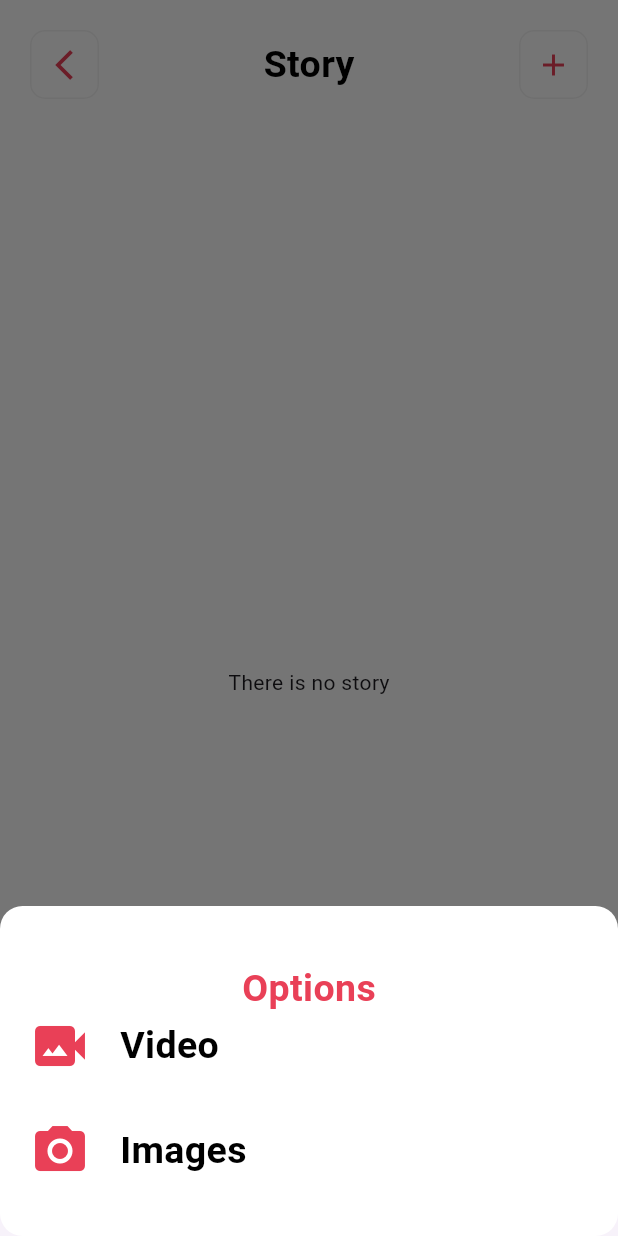
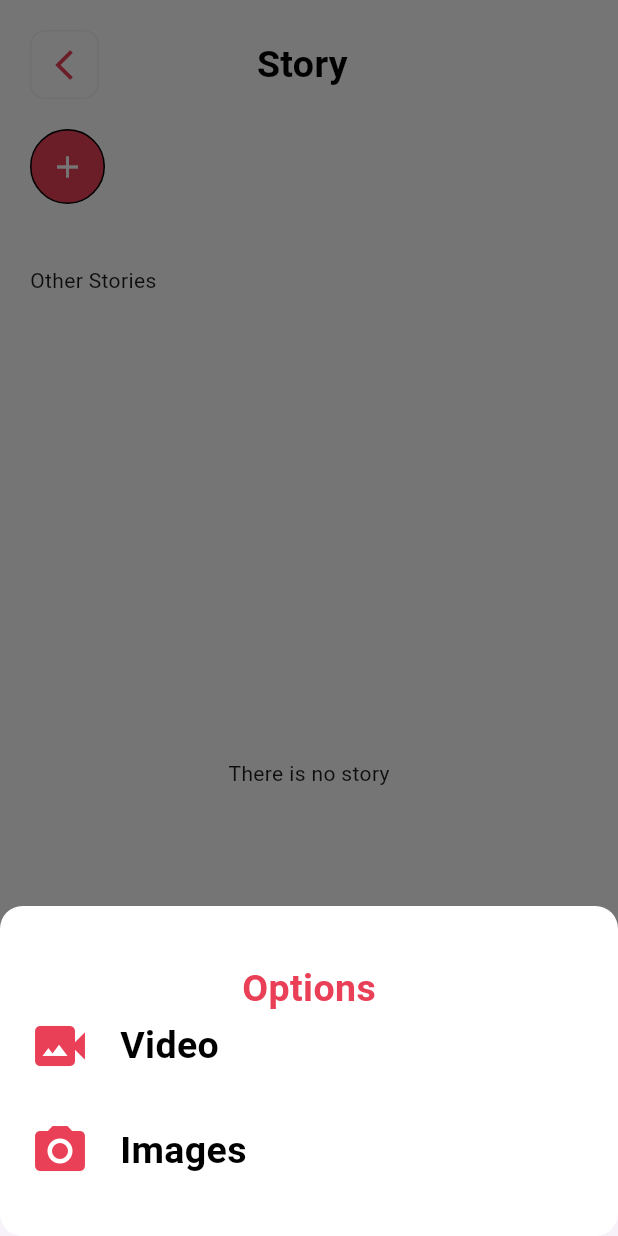
Before and after one commit to shehroz2260/bloc_app, a Flutter app: the StoryView screen opened directly, after a tap on the "add" icon, on a phone screen of 412 x 824 dp. Run offline on Flutter 3.47's test engine with Material 3 defaults, Android fonts, the phone set to English and light mode, and no system bars; our stand-ins replace adaptive_dialog, bloc, cached_network_image, chewie, cloud_firestore, country_code_picker and 19 more; missing offline and left inert: audio_waveforms, date_picker_plus, syncfusion_flutter_core, video_thumbnail; accounts and stored records are empty.

Commit message:
working on story

```diff
--- a/lib/model/story_model.dart
+++ b/lib/model/story_model.dart
@@ -8,10 +8,12 @@ class StoryModel {
   final int type;
   final String url;
   final String thumbnail;
+  final String userImage;
   final DateTime createdAt;
   StoryModel({
     required this.id,
     required this.userId,
+    required this.userImage,
     required this.thumbnail,
     required this.userName,
     required this.name,
@@ -25,6 +27,7 @@ class StoryModel {
     String? id,
     String? userId,
     String? userName,
+    String? userImage,
     String? name,
     String? thumbnail,
     int? type,
@@ -33,6 +36,7 @@ class StoryModel {
   }) {
     return StoryModel(
       id: id ?? this.id,
+      userImage: userImage ?? this.userImage,
       thumbnail: thumbnail ?? this.thumbnail,
       userId: userId ?? this.userId,
       userName: userName ?? this.userName,
@@ -46,6 +50,7 @@ class StoryModel {
   Map<String, dynamic> toMap() {
     return <String, dynamic>{
       'id': id,
+      'userImage': userImage,
       'thumbnail': thumbnail,
       'userId': userId,
       'userName': userName,
@@ -59,6 +64,7 @@ class StoryModel {
   factory StoryModel.fromMap(Map<String, dynamic> map) {
     return StoryModel(
       id: map['id'] as String,
+      userImage: map['userImage'] ?? "",
       thumbnail: map['thumbnail'] ?? "",
       userId: map['userId'] as String,
       userName: map['userName'] as String,
@@ -71,6 +77,6 @@ class StoryModel {
 
   @override
   String toString() {
-    return 'StoryModel(thumbnail: $thumbnail, id: $id, userId: $userId, userName: $userName, name: $name, type: $type, url: $url, createdAt: $createdAt)';
+    return 'StoryModel(userImage: $userImage, thumbnail: $thumbnail, id: $id, userId: $userId, userName: $userName, name: $name, type: $type, url: $url, createdAt: $createdAt)';
   }
 }
--- a/lib/view/main_view/profile_tab/story_view.dart
+++ b/lib/view/main_view/profile_tab/story_view.dart
@@ -1,14 +1,17 @@
 import 'package:chat_with_bloc/src/app_colors.dart';
 import 'package:chat_with_bloc/src/go_file.dart';
 import 'package:chat_with_bloc/src/width_hieght.dart';
+import 'package:chat_with_bloc/utils/media_type.dart';
 import 'package:chat_with_bloc/view_model/bloc/story_bloc.dart';
 import 'package:chat_with_bloc/view_model/bloc/story_event.dart';
 import 'package:chat_with_bloc/view_model/bloc/story_state.dart';
 import 'package:chat_with_bloc/view_model/user_base_bloc/user_base_bloc.dart';
+import 'package:chat_with_bloc/widgets/app_cache_image.dart';
 import 'package:flutter/material.dart';
 import 'package:flutter_bloc/flutter_bloc.dart';
 import '../../../src/app_text_style.dart';
 import '../../../widgets/custom_button.dart';
+import '../../../widgets/story_player.dart';
 
 class StoryView extends StatefulWidget {
   const StoryView({super.key});
@@ -37,6 +40,8 @@ class _StoryViewState extends State<StoryView> {
   @override
   void initState() {
     context.read<StoryBloc>().add(GetStory(context: context));
+    context.read<StoryBloc>().add(FetchOthetStories(
+        userModel: context.read<UserBaseBloc>().state.userData));
     super.initState();
   }
 
@@ -56,6 +61,7 @@ class _StoryViewState extends State<StoryView> {
         child: SafeArea(
           child: BlocBuilder<StoryBloc, StoryState>(builder: (context, state) {
             return Column(
+              crossAxisAlignment: CrossAxisAlignment.start,
               children: [
                 const AppHeight(height: 20),
                 Row(
@@ -65,34 +71,113 @@ class _StoryViewState extends State<StoryView> {
                     Text("Story",
                         style: AppTextStyle.font25
                             .copyWith(color: AppColors.blackColor)),
-                    GestureDetector(
-                      onTap: () => _openOptions(),
-                      child: Container(
-                          padding: const EdgeInsets.all(10),
-                          decoration: BoxDecoration(
-                              border: Border.all(color: AppColors.borderColor),
-                              borderRadius: BorderRadius.circular(10)),
-                          child: Icon(Icons.add, color: AppColors.redColor)),
+                    const SizedBox(
+                      width: 55,
                     )
                   ],
                 ),
                 const AppHeight(height: 20),
+                Row(
+                  children: [
+                    GestureDetector(
+                      onTap: _openOptions,
+                      child: Stack(
+                        alignment: Alignment.center,
+                        children: [
+                          Container(
+                            height: 50,
+                            width: 50,
+                            decoration: BoxDecoration(
+                                color: AppColors.redColor,
+                                shape: BoxShape.circle,
+                                border:
+                                    Border.all(color: AppColors.blackColor)),
+                          ),
+                          Icon(
+                            Icons.add,
+                            color: AppColors.whiteColor,
+                          )
+                        ],
+                      ),
+                    ),
+                    const AppWidth(width: 10),
+                    if (state.storyList.isNotEmpty)
+                      GestureDetector(
+                        onTap: () {
+                          Go.to(context,
+                              CustomStoryView(mediaList: state.storyList));
+                        },
+                        child: Container(
+                          decoration: BoxDecoration(
+                              color: AppColors.redColor,
+                              shape: BoxShape.circle,
+                              border: Border.all(color: AppColors.redColor)),
+                          padding: const EdgeInsets.all(2),
+                          child: Container(
+                            height: 50,
+                            width: 50,
+                            decoration: BoxDecoration(
+                              color: AppColors.whiteColor,
+                              shape: BoxShape.circle,
+                            ),
+                            padding: const EdgeInsets.all(2),
+                            child: AppCacheImage(
+                              imageUrl:
+                                  state.storyList[0].type == MediaType.image
+                                      ? state.storyList[0].url
+                                      : state.storyList[0].thumbnail,
+                              round: 50,
+                              boxFit: BoxFit.cover,
+                              height: 50,
+                              width: 50,
+                            ),
+                          ),
+                        ),
+                      ),
+                  ],
+                ),
+                Text(context.read<UserBaseBloc>().state.userData.firstName),
+                const AppHeight(height: 20),
+                const Text("Other Stories"),
+                const AppHeight(height: 10),
                 if (state.isLoading)
                   Expanded(
                       child: Center(
                     child: CircularProgressIndicator(color: AppColors.redColor),
                   )),
-                if (!state.isLoading && state.storyList.isEmpty)
+                if (!state.isLoading && state.otherList.isEmpty)
                   const Expanded(
                       child: Center(
                     child: Text("There is no story"),
                   )),
-                if (!state.isLoading && state.storyList.isNotEmpty)
+                if (!state.isLoading && state.otherList.isNotEmpty)
                   Expanded(
                       child: SingleChildScrollView(
                     child: Column(
-                      children: List.generate(state.storyList.length, (index) {
-                        return Text(state.storyList[index].userName);
+                      children: List.generate(state.otherList.length, (index) {
+                        return GestureDetector(
+                          onTap: () {
+                            Go.to(
+                                context,
+                                CustomStoryView(
+                                    mediaList: state.otherList[index].list));
+                          },
+                          behavior: HitTestBehavior.opaque,
+                          child: Padding(
+                            padding: const EdgeInsets.only(bottom: 10),
+                            child: Row(
+                              children: [
+                                AppCacheImage(
+                                    imageUrl: state.otherList[index].userImage,
+                                    height: 50,
+                                    width: 50,
+                                    round: 50),
+                                const AppWidth(width: 10),
+                                Text(state.otherList[index].userName),
+                              ],
+                            ),
+                          ),
+                        );
                       }),
                     ),
                   ))
--- a/lib/view_model/bloc/story_bloc.dart
+++ b/lib/view_model/bloc/story_bloc.dart
@@ -15,10 +15,15 @@ import 'story_state.dart';
 class StoryBloc extends Bloc<StoryEvent, StoryState> {
   StoryBloc()
       : super(StoryState(
-            file: null, isLoading: false, storyList: [], thumbnail: null)) {
+            file: null,
+            isLoading: false,
+            storyList: [],
+            thumbnail: null,
+            otherList: [])) {
     on<PickFile>(_onPickFile);
     on<GetStory>(_getStory);
     on<UploadStory>(_uploadStory);
+    on<FetchOthetStories>(_fetchOtherStories);
     on<ClearData>(_clearData);
     on<OnDisposeStory>(_onDispose);
     on<StoryListener>(_onChatListenerStream);
@@ -64,6 +69,7 @@ class StoryBloc extends Bloc<StoryEvent, StoryState> {
 
       StoryModel storyModel = StoryModel(
           thumbnail: thumbnailUrl,
+          userImage: cUser.profileImage,
           id: AppFuncs.generateRandomString(15),
           userId: cUser.uid,
           userName: cUser.firstName,
@@ -84,23 +90,46 @@ class StoryBloc extends Bloc<StoryEvent, StoryState> {
   }
 
   _getStory(GetStory event, Emitter<StoryState> emit) async {
-    await emit.forEach(_chatListenerStream(), onData: (value) {
+    await emit.forEach(_chatListenerStream(event), onData: (value) {
       return state.copyWith(storyList: value.storyList);
     });
   }
 
   StreamSubscription<QuerySnapshot<Map<String, dynamic>>>? subs;
-  Stream<StoryState> _chatListenerStream() async* {
+  Stream<StoryState> _chatListenerStream(GetStory event) async* {
+    final now = DateTime.now();
+    final last24Hours = now.subtract(const Duration(hours: 24));
+    final last24HoursTimestamp = Timestamp.fromDate(last24Hours);
     var ref = FirebaseFirestore.instance.collection(StoryModel.tableName).where(
-        "userId",
-        isEqualTo: FirebaseAuth.instance.currentUser?.uid ?? "");
+          "userId",
+          isEqualTo: FirebaseAuth.instance.currentUser?.uid ?? "",
+        );
 
-    subs = ref.snapshots().listen((value) {
+    subs = ref
+        .where("createdAt", isGreaterThanOrEqualTo: last24HoursTimestamp)
+        .snapshots()
+        .listen((value) {
       if (value.docs.isEmpty) return;
       add(ClearData());
       for (final e in value.docs) {
         var chat = StoryModel.fromMap(e.data());
         add(StoryListener(model: chat));
+      }
+    });
+    ref
+        .where("createdAt", isLessThan: last24HoursTimestamp)
+        .get()
+        .then((value) async {
+      if (value.docs.isNotEmpty) {
+        for (final e in value.docs) {
+          final model = StoryModel.fromMap(e.data());
+          await FirebaseStorageService().deleteFile(model.url, event.context);
+          if (model.type == MediaType.video) {
+            await FirebaseStorageService()
+                .deleteFile(model.thumbnail, event.context);
+          }
+          e.reference.delete();
+        }
       }
     });
   }
@@ -116,5 +145,37 @@ class StoryBloc extends Bloc<StoryEvent, StoryState> {
 
   _onDispose(OnDisposeStory event, Emitter<StoryState> emit) async {
     await subs?.cancel();
+    emit(state.copyWith(
+        storyList: [],
+        isLoading: false,
+        file: File(""),
+        otherList: [],
+        thumbnail: File("")));
+  }
+
+  _fetchOtherStories(FetchOthetStories event, Emitter<StoryState> emit) async {
+    emit(state.copyWith(isLoading: true));
+    final now = DateTime.now();
+    final last24Hours = now.subtract(const Duration(hours: 24));
+    final last24HoursTimestamp = Timestamp.fromDate(last24Hours);
+    final snapShot = await FirebaseFirestore.instance
+        .collection(StoryModel.tableName)
+        .where("createdAt", isGreaterThanOrEqualTo: last24HoursTimestamp)
+        .get();
+    emit(state.copyWith(isLoading: false));
+    if (snapShot.docs.isEmpty) return;
+    final mediaList =
+        snapShot.docs.map((e) => StoryModel.fromMap(e.data())).toList();
+    for (final e in event.userModel.matches) {
+      final list = mediaList.where((media) => media.userId == e).toList();
+      if (list.isEmpty) {
+        continue;
+      }
+      state.otherList.add(OtherStoryModel(
+          userName: list[0].userName,
+          userImage: list[0].userImage,
+          list: list));
+      emit(state.copyWith(otherList: state.otherList));
+    }
   }
 }
--- a/lib/view_model/bloc/story_event.dart
+++ b/lib/view_model/bloc/story_event.dart
@@ -1,7 +1,8 @@
 // ignore_for_file: public_member_api_docs, sort_constructors_first
-import 'package:chat_with_bloc/model/story_model.dart';
 import 'package:flutter/material.dart';
 
+import 'package:chat_with_bloc/model/story_model.dart';
+import 'package:chat_with_bloc/model/user_model.dart';
 import 'package:chat_with_bloc/view_model/user_base_bloc/user_base_bloc.dart';
 
 abstract class StoryEvent {}
@@ -46,3 +47,10 @@ class StoryListener extends StoryEvent {
 class ClearData extends StoryEvent {}
 
 class OnDisposeStory extends StoryEvent {}
+
+class FetchOthetStories extends StoryEvent {
+  final UserModel userModel;
+  FetchOthetStories({
+    required this.userModel,
+  });
+}
--- a/lib/view_model/bloc/story_state.dart
+++ b/lib/view_model/bloc/story_state.dart
@@ -1,6 +1,4 @@
-// ignore_for_file: public_member_api_docs, sort_constructors_first
 import 'dart:io';
-
 import 'package:chat_with_bloc/model/story_model.dart';
 
 class StoryState {
@@ -8,24 +6,67 @@ class StoryState {
   final bool isLoading;
   final File? thumbnail;
   final List<StoryModel> storyList;
+  final List<OtherStoryModel> otherList;
   StoryState({
     this.file,
     required this.isLoading,
     this.thumbnail,
     required this.storyList,
+    required this.otherList,
   });
 
   StoryState copyWith({
     File? file,
     bool? isLoading,
     File? thumbnail,
+    List<OtherStoryModel>? otherList,
     List<StoryModel>? storyList,
   }) {
     return StoryState(
       file: file ?? this.file,
+      otherList: otherList ?? this.otherList,
       isLoading: isLoading ?? this.isLoading,
       thumbnail: thumbnail ?? this.thumbnail,
       storyList: storyList ?? this.storyList,
     );
   }
 }
+
+class OtherStoryModel {
+  final String userName;
+  final String userImage;
+  final List<StoryModel> list;
+  OtherStoryModel({
+    required this.userName,
+    required this.userImage,
+    required this.list,
+  });
+
+  OtherStoryModel copyWith({
+    String? userName,
+    String? userImage,
+    List<StoryModel>? list,
+  }) {
+    return OtherStoryModel(
+      userName: userName ?? this.userName,
+      userImage: userImage ?? this.userImage,
+      list: list ?? this.list,
+    );
+  }
+
+  factory OtherStoryModel.fromMap(Map<String, dynamic> map) {
+    return OtherStoryModel(
+      userName: map['userName'] ?? "",
+      userImage: map['userImage'] ?? "",
+      list: List<StoryModel>.from(
+        (map['list'] as List<int>).map<StoryModel>(
+          (x) => StoryModel.fromMap(x as Map<String, dynamic>),
+        ),
+      ),
+    );
+  }
+
+  @override
+  String toString() =>
+      'OtherStoryModel(userName: $userName, userImage: $userImage, list: $list)';
+}
--- a/pubspec.yaml
+++ b/pubspec.yaml
@@ -54,6 +54,7 @@ dependencies:
   country_code_picker: ^3.1.0
   pinput: ^5.0.0
   sign_in_apple: ^2.0.0
+  story_view: ^0.16.5
 
 dev_dependencies:
   flutter_test:
```
Also changed, not shown: lib/widgets/story_player.dart (added, +155 -0 lines), pubspec.lock.
